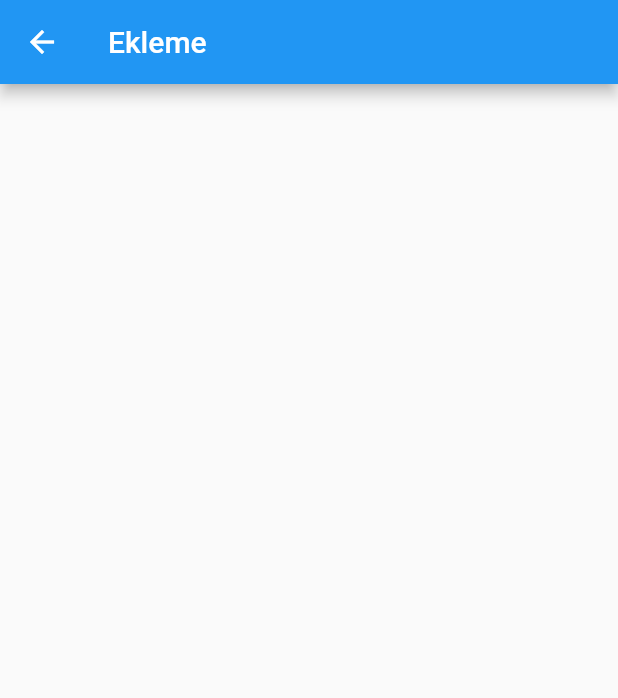
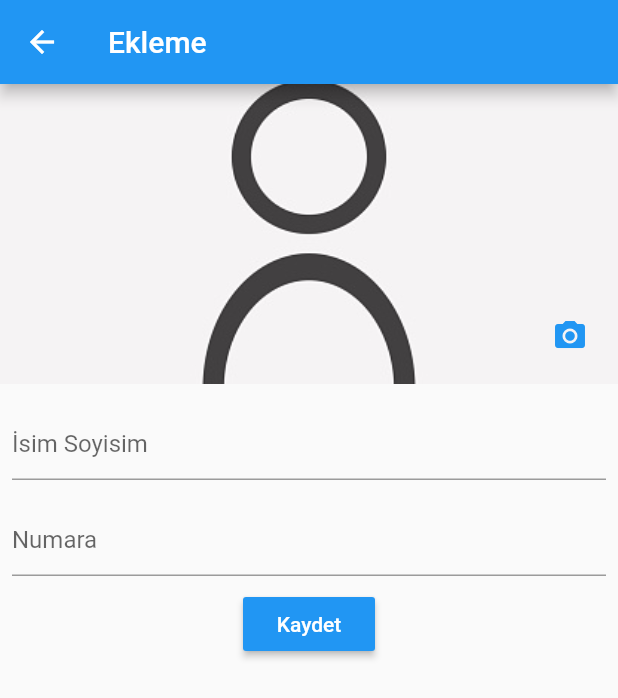
Before and after one commit to mkurtaran/myWallet, a Flutter app: the screen it shows after launch, after a tap on the "add" icon, on a phone screen of 412 x 824 dp. Shown: the top 698 px of the screen. Run offline on Flutter 3.47's test engine with Material 2 defaults, Android fonts, the phone set to English and light mode, and no system bars; our stand-ins replace image_picker.

Commit message:
geliştirmeler

```diff
--- a/lib/addContactPage.dart
+++ b/lib/addContactPage.dart
@@ -1,16 +1,129 @@
+import 'dart:io';
+
 import 'package:flutter/material.dart';
-
+import 'package:image_picker/image_picker.dart';
 import 'model/contact.dart';
 
 class AddContactPage extends StatelessWidget {
   @override
   Widget build(BuildContext context) {
-    Contact.contacts.add(Contact(name: "Ali", phoneNumber: "0565 656 5556"));
-
     return Scaffold(
       appBar: AppBar(
         title: Text("Ekleme"),
       ),
+      body: SingleChildScrollView(child: AddContactForm()),
     );
   }
 }
+
+class AddContactForm extends StatefulWidget {
+  @override
+  _AddContactFormState createState() => _AddContactFormState();
+}
+
+class _AddContactFormState extends State<AddContactForm> {
+  final _formKey = GlobalKey<FormState>();
+  File _file;
+
+  @override
+  Widget build(BuildContext context) {
+    String name;
+    String phoneNumber;
+
+    return Column(
+      children: <Widget>[
+        Stack(children: [
+          Image.asset(
+            _file == null ? "assets/image/person.jpg" : _file.path,
+            fit: BoxFit.cover,
+            width: double.infinity,
+            height: 200,
+          ),
+          Positioned(
+            bottom: 8,
+            right: 8,
+            child: IconButton(
+              onPressed: getFile,
+              icon: Icon(Icons.camera_alt),
+              color: Colors.blue,
+            ),
+          )
+        ]),
+        Padding(
+          padding: const EdgeInsets.all(8.0),
+          child: Form(
+            key: _formKey,
+            child: Column(
+              children: <Widget>[
+                Padding(
+                  padding: const EdgeInsets.symmetric(vertical: 8.0),
+                  child: TextFormField(
+                    validator: (val) {
+                      if (val.isEmpty) {
+                        return "İsim gereklidir";
+                      }
+
+                      return null;
+                    },
+                    onSaved: (val) {
+                      name = val;
+                    },
+                    decoration: InputDecoration(hintText: "İsim Soyisim"),
+                  ),
+                ),
+                Padding(
+                  padding: const EdgeInsets.symmetric(vertical: 8.0),
+                  child: TextFormField(
+                    keyboardType: TextInputType.phone,
+                    validator: (val) {
+                      if (val.isEmpty) {
+                        return "Telefon gereklidir";
+                      }
+
+                      return null;
+                    },
+                    onSaved: (val) {
+                      phoneNumber = val;
+                    },
+                    decoration: InputDecoration(hintText: "Numara"),
+                  ),
+                ),
+                RaisedButton(
+                  color: Colors.blue,
+                  textColor: Colors.white,
+                  child: Text("Kaydet"),
+                  onPressed: () {
+                    if (_formKey.currentState.validate()) {
+                      _formKey.currentState.save();
+                      Contact.contacts.add(Contact(
+                          name: name,
+                          phoneNumber: phoneNumber,
+                          avatar: _file == null ? "" : _file.path));
+
+                      var snackBar = Scaffold.of(context).showSnackBar(SnackBar(
+                        duration: Duration(milliseconds: 300),
+                        content: Text("$name eklendi."),
+                      ));
+
+                      snackBar.closed.then((onValue) {
+                        Navigator.pop(context);
+                      });
+                    }
+                  },
+                )
+              ],
+            ),
+          ),
+        ),
+      ],
+    );
+  }
+
+  void getFile() async {
+    var image = await ImagePicker.pickImage(source: ImageSource.camera);
+
+    setState(() {
+      _file = image;
+    });
+  }
+}
--- a/lib/contactPage.dart
+++ b/lib/contactPage.dart
@@ -38,36 +38,40 @@ class _ContactPageState extends State<ContactPage> {
               itemBuilder: (BuildContext context, int index) {
                 Contact item = contacts[index];
                 //return Text(item.name + " " + item.phoneNumber);
-                return Container(
-                  padding: EdgeInsets.all(5),
-                  child: Row(
-                    children: <Widget>[
-                      CircleAvatar(
-                        backgroundImage: NetworkImage(
-                            "https://images.pexels.com/users/avatars/251450/adrijana-453.jpeg?w=256&h=256&fit=crop&crop=faces&auto=compress"),
-                        child: Text(
-                          item.name[0],
-                          style: TextStyle(
-                              fontSize: 19, fontWeight: FontWeight.bold),
-                        ),
+                return Dismissible(
+                  key: UniqueKey(),
+                  onDismissed: (direction) {
+                    setState(() {
+                      contacts.removeAt(index);
+                    });
+
+                    Scaffold.of(context).showSnackBar(SnackBar(
+                      content: Text("${item.name} silindi."),
+                      action: SnackBarAction(
+                        label: "Geri Al",
+                        onPressed: () {
+                          setState(() {
+                            contacts.add(item);
+                          });
+                        },
                       ),
-                      Padding(
-                        padding: const EdgeInsets.only(left: 5),
-                        child: Column(
-                          crossAxisAlignment: CrossAxisAlignment.start,
-                          children: <Widget>[
-                            Text(item.name),
-                            Text(item.phoneNumber)
-                          ],
-                        ),
+                    ));
+                  },
+                  child: ListTile(
+                    leading: CircleAvatar(
+                      backgroundImage: AssetImage(
+                        item.avatar.isEmpty
+                            ? "assets/image/person.jpg"
+                            : item.avatar,
                       ),
-                      Padding(
-                        padding: const EdgeInsets.all(8.0),
-                        child: Divider(
-                          height: 2,
-                        ),
+                      child: Text(
+                        item.name[0],
+                        style: TextStyle(
+                            fontSize: 19, fontWeight: FontWeight.bold),
                       ),
-                    ],
+                    ),
+                    title: Text(item.name),
+                    subtitle: Text(item.phoneNumber),
                   ),
                 );
               })),
--- a/lib/model/contact.dart
+++ b/lib/model/contact.dart
@@ -1,16 +1,17 @@
 class Contact {
   String name;
   String phoneNumber;
+  String avatar;
 
   static List<Contact> contacts = [
-    Contact(name: "Ahmet", phoneNumber: "2323 2323 32323"),
-    Contact(name: "Ahmet", phoneNumber: "2323 2323 32323"),
-    Contact(name: "Ahmet", phoneNumber: "2323 2323 32323"),
-    Contact(name: "Ahmet", phoneNumber: "2323 2323 32323"),
-    Contact(name: "Ahmet", phoneNumber: "2323 2323 32323"),
-    Contact(name: "Ahmet", phoneNumber: "2323 2323 32323"),
-    Contact(name: "Mehmet", phoneNumber: "2323 2323 32323")
+    Contact(name: "Ahmet", phoneNumber: "2323 2323 32323", avatar: ""),
+    Contact(name: "Ahmet", phoneNumber: "2323 2323 32323", avatar: ""),
+    Contact(name: "Ahmet", phoneNumber: "2323 2323 32323", avatar: ""),
+    Contact(name: "Ahmet", phoneNumber: "2323 2323 32323", avatar: ""),
+    Contact(name: "Ahmet", phoneNumber: "2323 2323 32323", avatar: ""),
+    Contact(name: "Ahmet", phoneNumber: "2323 2323 32323", avatar: ""),
+    Contact(name: "Mehmet", phoneNumber: "2323 2323 32323", avatar: "")
   ];
 
-  Contact({this.name, this.phoneNumber});
+  Contact({this.name, this.phoneNumber, this.avatar});
 }
--- a/pubspec.yaml
+++ b/pubspec.yaml
@@ -19,6 +19,7 @@ environment:
 dependencies:
   flutter:
     sdk: flutter
+  image_picker: ^0.6.5
 
   # The following adds the Cupertino Icons font to your application.
   # Use with the CupertinoIcons class for iOS style icons.
@@ -41,8 +42,8 @@ flutter:
   uses-material-design: true
 
   # To add assets to your application, add an assets section, like this:
-  # assets:
-  #  - images/a_dot_burr.jpeg
+  assets:
+    - assets/image/person.jpg
   #  - images/a_dot_ham.jpeg
 
   # An image asset can refer to one or more resolution-specific "variants", see
```
Also changed, not shown: assets/image/person.jpg (added), 2 other files.
